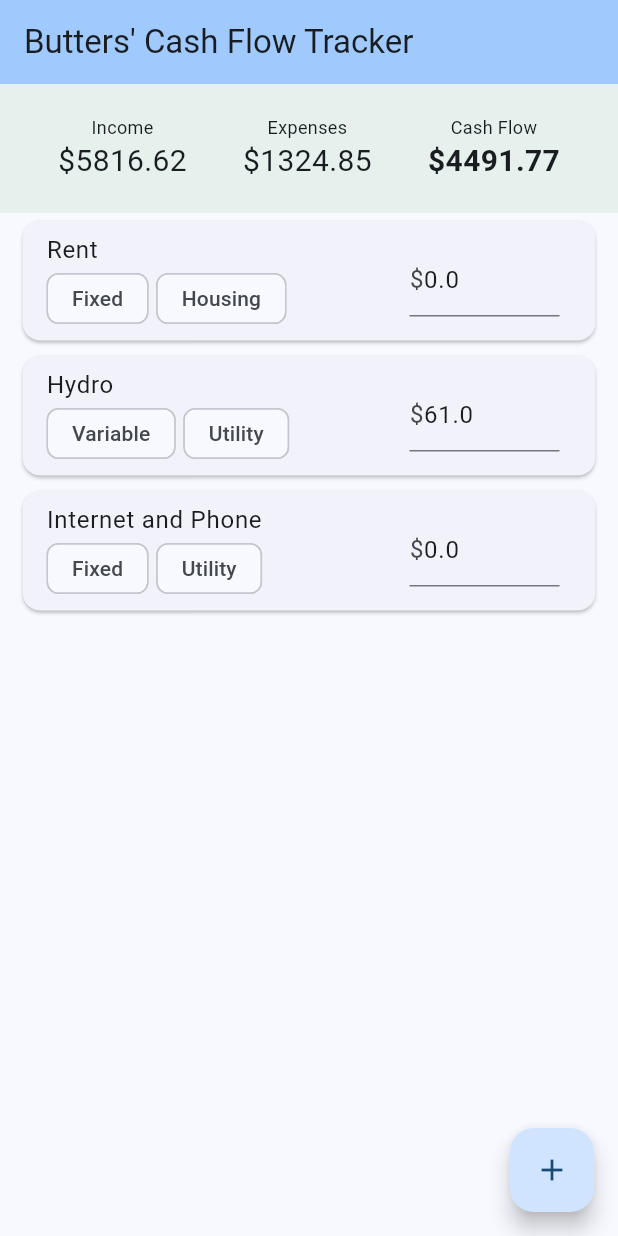
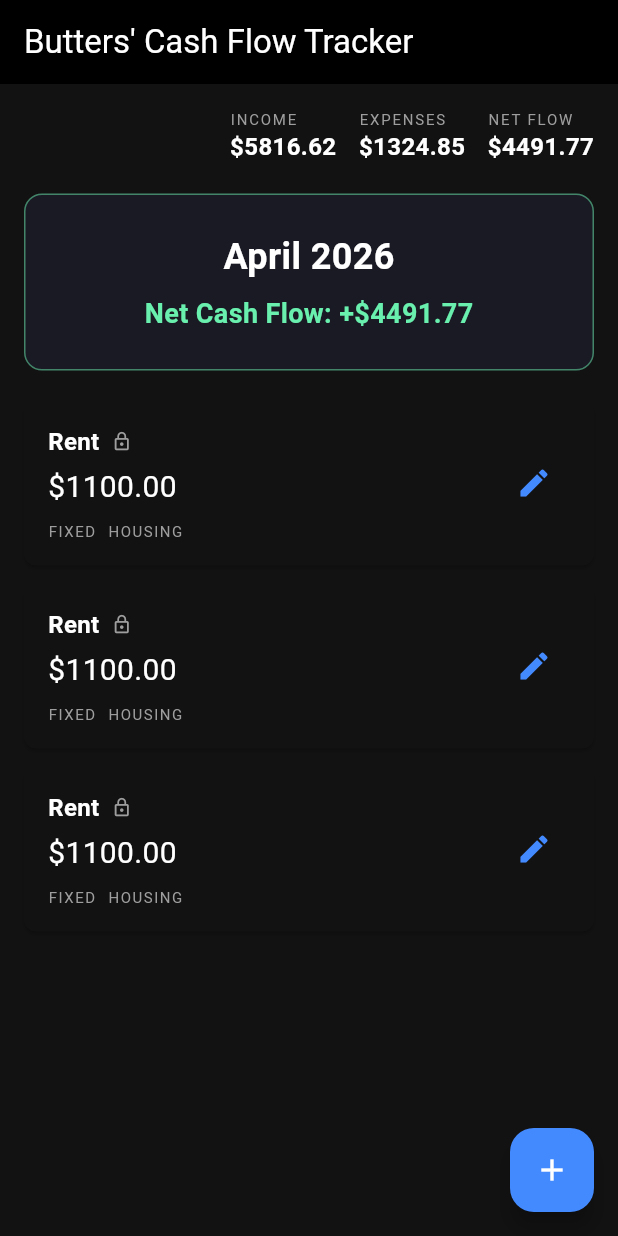
Before and after one commit to mustachebutter/expense-tracker, a Flutter app: the screen it shows after launch, on a phone screen of 412 x 824 dp. Run offline on Flutter 3.47's test engine with Material 3 defaults, Android fonts, the light colour scheme and no system bars.

Commit message:
Updated the dashboard with a more modern and clean look!

```diff
--- a/lib/main.dart
+++ b/lib/main.dart
@@ -14,8 +14,15 @@ class ExpenseApp extends StatelessWidget {
     return MaterialApp(
       title: 'Expense Tracker App',
       theme: ThemeData(
+        brightness: Brightness.dark,
+        scaffoldBackgroundColor: const Color(0xFF121212),
+        cardColor: const Color(0xFF1E1E1E),
+        colorScheme: const ColorScheme.dark(
+          primary: Color(0xFF448AFF),
+          secondary: Color(0xFF00E676),
+        ),
         useMaterial3: true,
-        colorSchemeSeed: Colors.blue,
+        // colorSchemeSeed: Colors.blue,
       ),
       home: const Dashboard(),
       );
--- a/lib/screens/dashboard.dart
+++ b/lib/screens/dashboard.dart
@@ -11,7 +11,7 @@ class Dashboard extends StatefulWidget {
 }
 
 class _DashboardState extends State<Dashboard> {
-  final double _monthlyIncome = (2908.31 * 2);
+  final double _workIncome = 2908.31;
 
   List<Expense> allExpenses = [
     Expense(id: '1', label: 'Rent', fixedAmount: 1100, tags: ['Fixed', 'Housing'], date: DateTime(2026, 4, 11)),
@@ -26,8 +26,9 @@ class _DashboardState extends State<Dashboard> {
     ).toList();
   }
 
+  double get totalIncome => _workIncome * 2;
   double get totalOut => allExpenses.fold(0, (sum, item) => sum + item.total);
-  double get cashFlow => _monthlyIncome - totalOut;
+  double get cashFlow => totalIncome - totalOut;
 
   @override
   Widget build(BuildContext context) {
@@ -36,56 +37,121 @@ class _DashboardState extends State<Dashboard> {
         backgroundColor: Theme.of(context).colorScheme.inversePrimary,
         title: const Text("Butters' Cash Flow Tracker"),
       ),
-      body: Column(
-        children: [
-          Container(
-            padding: const EdgeInsets.all(20),
-            color: cashFlow >= 0 ? Colors.green.withOpacity(0.1) : Colors.red.withOpacity(0.1),
-            child: Row(
-              mainAxisAlignment: MainAxisAlignment.spaceAround,
-              children: [
-                _statTile("Income", "\$${_monthlyIncome.toStringAsFixed(2)}"),
-                _statTile("Expenses", "\$${totalOut.toStringAsFixed(2)}"),
-                _statTile("Cash Flow", "\$${cashFlow.toStringAsFixed(2)}", isBold: true),
+      // body: ListView.builder(
+      body: Padding(
+        padding: const EdgeInsets.all(16.0),
+        child: Column(
+          crossAxisAlignment: CrossAxisAlignment.stretch,
+          children: <Widget>[
+            Row(
+              mainAxisAlignment: MainAxisAlignment.end,
+              children: <Widget>[
+                _buildSummaryStat("INCOME", "\$${totalIncome.toStringAsFixed(2)}"),
+                const SizedBox(width: 15,),
+                _buildSummaryStat("EXPENSES", "\$${totalOut.toStringAsFixed(2)}"),
+                const SizedBox(width: 15,),
+                _buildSummaryStat("NET FLOW", "\$${cashFlow.toStringAsFixed(2)}"),
               ],
             ),
-          ),
-          Expanded(
-            child: ListView.builder(
-              itemCount: allExpenses.length,
-              itemBuilder: (context, index) {
-                final item = allExpenses[index];
 
-                return Card(
-                  margin: const EdgeInsets.symmetric(horizontal: 15, vertical: 5),
-                  child: ListTile(
-                    title: Text(item.label),
-                    subtitle: Wrap(
-                      spacing: 5,
-                      children: item.tags.map((t) => Chip(label: Text(t), visualDensity: VisualDensity.compact,)).toList()
-                    ),
-                    trailing: SizedBox(
-                      width: 100,
-                      child: TextFormField(
-                        initialValue: item.variableAmount.toString(),
-                        decoration: const InputDecoration(prefixText: '\$'),
-                        keyboardType: TextInputType.number,
-                        onChanged: (val) {
-                          setState(() {
-                            item.variableAmount = double.tryParse(val) ?? 0;
-                          });
-                        },
-                      ),
-                    )
+            const SizedBox(height: 20,),
+
+            Container(
+              padding: const EdgeInsets.symmetric(vertical: 24),
+              decoration: BoxDecoration(
+                color: const Color(0xFF1A1A24),
+                borderRadius: BorderRadius.circular(12),
+                border: Border.all(color: Colors.greenAccent.withOpacity(0.5)),
+              ),
+              child: Column(
+                children: <Widget>[
+                  const Text("April 2026", style: TextStyle(fontSize: 24, fontWeight: FontWeight.bold, color: Colors.white),),
+                  const SizedBox(height: 8,),
+                  Text(
+                    "Net Cash Flow: +\$${cashFlow.toStringAsFixed(2)}",
+                    style: const TextStyle(fontSize: 18, fontWeight: FontWeight.bold, color: Colors.greenAccent)
                   ),
-                );
-              }
+                ],
+              ),
             ),
-          ),
-        ],
+
+            const SizedBox(height: 20),
+
+            Expanded(
+              child: ListView(
+                children: <Widget>[
+                  _buildExpenseCard("Rent", 1100.00, ["FIXED", "HOUSING"], isLocked: true),
+                  _buildExpenseCard("Rent", 1100.00, ["FIXED", "HOUSING"], isLocked: true),
+                  _buildExpenseCard("Rent", 1100.00, ["FIXED", "HOUSING"], isLocked: true),
+                ],
+              ),
+            ),
+          ],
+        ),
       ),
+      //   itemCount: 12,
+      //   itemBuilder: (context, index) {
+      //     DateTime displayMonth = DateTime(2026, 4 - index);
+      //     List<Expense> monthlyList = getExpensesForMonth(displayMonth);
+      //     double monthlyTotal = monthlyList.fold(0, (sum, e) => sum + e.total);
+
+      //     return ExpansionTile(
+      //       title: Text(DateFormat("MMMM yyyy").format(displayMonth)),
+      //       subtitle: Text("Flow: \$${(_workIncome - monthlyTotal).toStringAsFixed(2)}"),
+      //       children: monthlyList.map((expense) => Card(
+      //         child: ListTile(
+      //           title: Text(expense.label, style: const TextStyle(fontWeight: FontWeight.bold),),
+      //           subtitle: Column(
+      //             crossAxisAlignment: CrossAxisAlignment.start,
+      //             children: [
+      //               Text(
+      //                 "\$${expense.total.toStringAsFixed(2)}",
+      //                 style: const TextStyle(color: Colors.black87, fontSize: 16)
+      //               ),
+
+      //               const SizedBox(height: 6,),
+
+      //               Wrap(
+      //                 spacing: 4,
+      //                 runSpacing: 4,
+      //                 children: expense.tags.map((tag) => Chip(
+      //                   label: Text(tag, style: const TextStyle(fontSize: 11)),
+      //                   visualDensity: VisualDensity.compact,
+      //                   padding: EdgeInsets.zero,
+      //                   backgroundColor: Colors.blue.withOpacity(0.1),
+      //                   side: BorderSide.none,
+      //                 )).toList(),
+      //               )
+      //             ],
+      //           ),
+      //           trailing: Row(
+      //             mainAxisSize: MainAxisSize.min,
+      //             children: [
+      //               expense.isEditing
+      //                 ? SizedBox(
+      //                   width: 80,
+      //                   child: TextField(
+      //                     decoration: const InputDecoration(hintText: "0.00"),
+      //                     onSubmitted: (val) {
+      //                       setState(() {
+      //                         expense.variableAmount = double.tryParse(val) ?? 0.0;
+      //                         expense.isEditing = false;
+      //                       });
+      //                     },
+      //                   )
+      //                 )
+      //                 : IconButton(
+      //                   icon: const Icon(Icons.edit_outlined),
+      //                   onPressed: () => setState(() => expense.isEditing = true),
+      //                 ),
+      //             ],
+      //           )
+      //         )
+      //       )).toList(),
+      //     );
+      //   },
+      // ),
       floatingActionButton: FloatingActionButton(
-        child: const Icon(Icons.add),
         onPressed: () {
           showDialog(
             context: context,
@@ -100,16 +166,65 @@ class _DashboardState extends State<Dashboard> {
             },
           );
         },
+        backgroundColor: const Color(0xFF448AFF),
+        child: const Icon(Icons.add, color:Colors.white),
        ),
     );
   }
 
-  Widget _statTile(String label, String value, {bool isBold = false}) {
+  Widget _buildSummaryStat(String label, String value) {
     return Column(
+      crossAxisAlignment: CrossAxisAlignment.start,
       children: [
-        Text(label, style: const TextStyle(fontSize: 12)),
-        Text(value, style: TextStyle(fontSize: 20, fontWeight: isBold ? FontWeight.bold : FontWeight.normal),)
-      ]
+        Text(label, style: const TextStyle(fontSize: 10, color: Colors.grey, letterSpacing: 1.2)),
+        Text(value, style: const TextStyle(fontSize: 16, fontWeight: FontWeight.bold, color: Colors.white)),
+      ],
+    );
+  }
+  Widget _buildExpenseCard(String title, double amount, List<String> tags, {required bool isLocked}) {
+    return Card(
+      margin: const EdgeInsets.only(bottom: 12),
+      shape: RoundedRectangleBorder(borderRadius: BorderRadius.circular(8)),
+      child: Padding(
+        padding: const EdgeInsets.all(16.0),
+        child: Row(
+          mainAxisAlignment: MainAxisAlignment.spaceBetween,
+          children: [
+            Column(
+              crossAxisAlignment: CrossAxisAlignment.start,
+              children: [
+                Row(
+                  children: [
+                    Text(title, style: const TextStyle(fontSize: 16, fontWeight: FontWeight.bold)),
+                    if (isLocked) ...[
+                      const SizedBox(width: 8,),
+                      const Icon(Icons.lock_outline, size: 14, color: Colors.grey,),
+                    ]
+                  ],
+                ),
+
+                const SizedBox(height: 4,),
+
+                Text("\$${amount.toStringAsFixed(2)}", style: const TextStyle(fontSize: 20, color: Colors.white),),
+
+                const SizedBox(height: 8,),
+
+                Row(
+                  children: tags.map((tag) => Padding(
+                    padding: const EdgeInsets.only(right: 8.0),
+                    child: Text(tag, style: const TextStyle(fontSize: 10, color:Colors.grey, letterSpacing: 1.0),),
+                  )).toList(),
+                ),
+              ],
+            ),
+
+            IconButton(
+              icon: const Icon(Icons.edit, color: Color(0xFF448AFF)),
+              onPressed: () => print("hehe"),
+            )
+          ],
+        )
+      )
     );
   }
 }
```
Also changed, not shown: lib/widgets/expense_card.dart (added).
